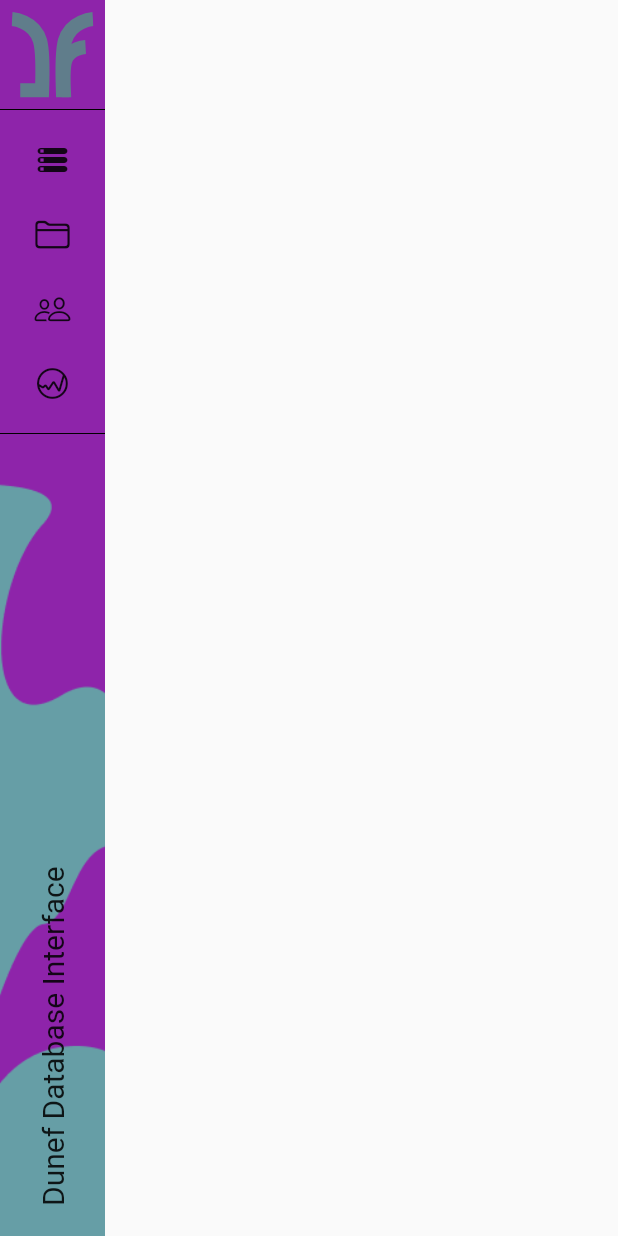
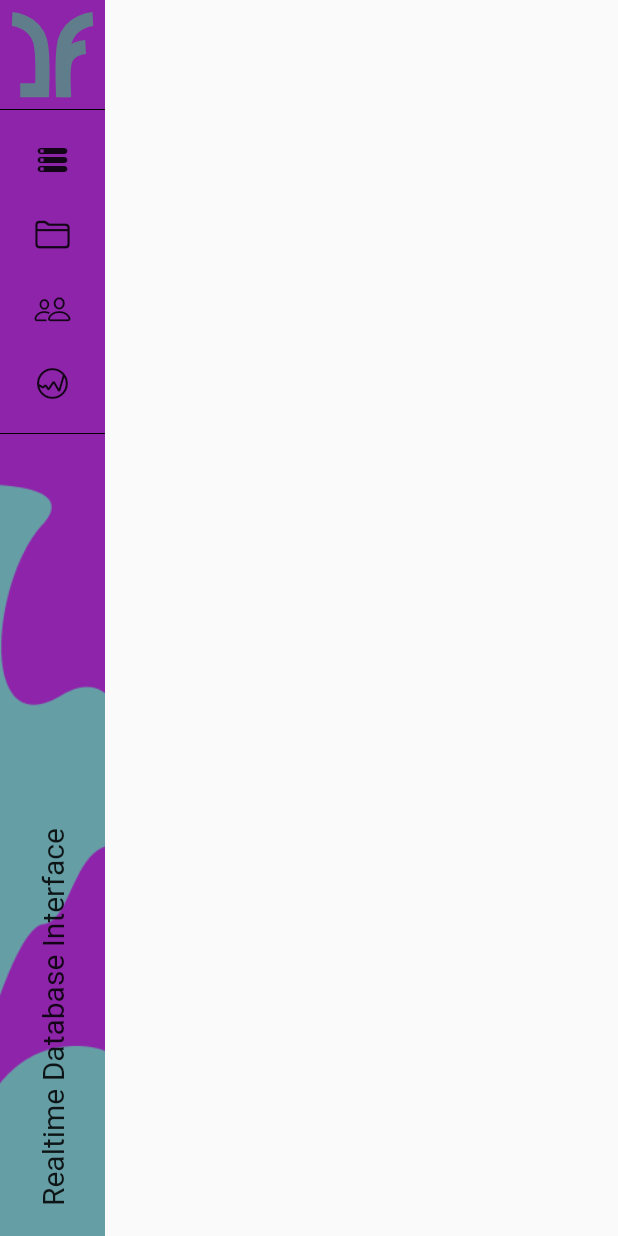
Before and after one commit to joseph-grabinger/realtimeDB, a Flutter app: the screen it shows after launch, on a phone screen of 412 x 824 dp. Run offline on Flutter 3.47's test engine with Material 2 defaults, Android fonts, the phone set to English and light mode, and no system bars; our stand-ins replace flutter_svg.

```diff
--- a/frontend/core_app/lib/src/navigation.dart
+++ b/frontend/core_app/lib/src/navigation.dart
@@ -102,7 +102,7 @@ class SideBar extends StatelessWidget {
                     child: RotatedBox(
                       quarterTurns: -1,
                       child: Text(
-                        "Dunef Database Interface",
+                        "Realtime Database Interface",
                         maxLines: 1,
                         overflow: TextOverflow.ellipsis,
                         style: TextStyle(fontSize: 20),
@@ -144,7 +144,7 @@ class MainWindowState extends State<MainWindow>
 
   @override
   Widget build(BuildContext context) {
-    widget.tabManager.init(this, widget.tabManager.initPosition!); //TODO DEBUG only
+    widget.tabManager.init(this, widget.tabManager.initPosition ?? 0); //TODO DEBUG only
     return ValueListenableBuilder<List<String>>(
       valueListenable: widget.tabManager.tabInfo,
       builder: (BuildContext context, List<String> value, Widget? child) {
@@ -175,8 +175,7 @@ class MainWindowState extends State<MainWindow>
                 controller: widget.tabManager.tabController,
                 physics: const NeverScrollableScrollPhysics(),
                 children: List.generate(
-                  value.length,
-                      (index) => widget.tabManager.pageBuilder(context, index),
+                  value.length, (index) => widget.tabManager.pageBuilder(context, index),
                 ),
               ),
             ),
--- a/frontend/core_app/lib/src/screens/monitor_selection_screen.dart
+++ b/frontend/core_app/lib/src/screens/monitor_selection_screen.dart
@@ -24,6 +24,7 @@ class MonitorSelectionScreenState extends State<MonitorSelectionScreen> {
 
   @override
   Widget build(BuildContext context) {
+    print('building monitor selection screen');
     return Column(
       children: [
         const Text(
```
Also changed, not shown: frontend/core_app/lib/src/tab_manager.dart (+5 -3 lines), 1 other file.
